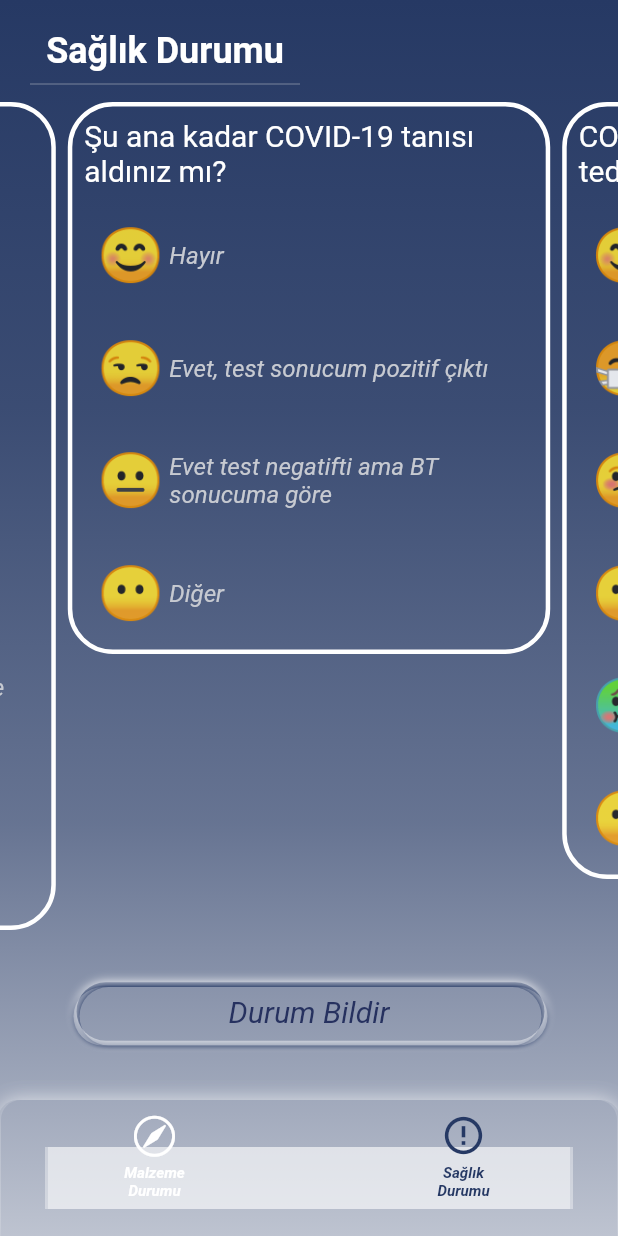
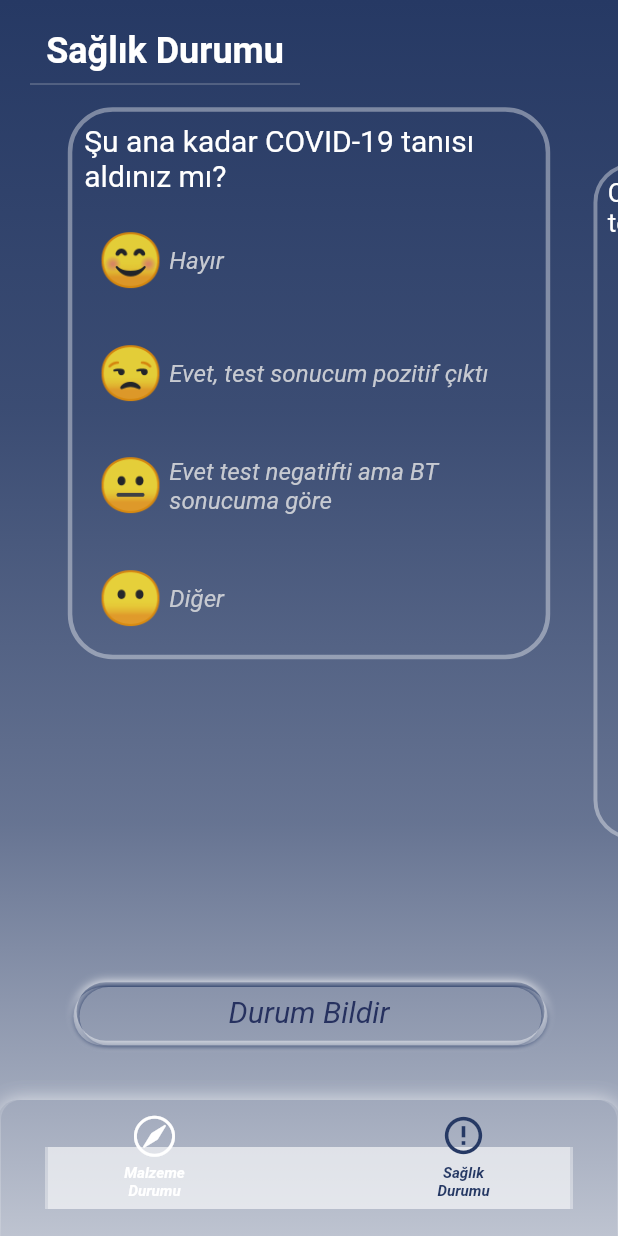
Before and after one commit to CrossPlatformers/pinemoji, a Flutter app: the screen it shows after launch, swiped to page 2, on a phone screen of 412 x 824 dp. Run offline on Flutter 3.47's test engine with Material 2 defaults, Android fonts, the light colour scheme and no system bars; drawn by our look-alikes of carousel_slider; our stand-ins replace device_preview.

Commit message:
Survey page second commit

```diff
--- a/lib/widget-controllers/health-widget-controller.dart
+++ b/lib/widget-controllers/health-widget-controller.dart
@@ -16,12 +16,18 @@ class _HealthWidgetControllerState extends State<HealthWidgetController> {
     return Column(
         mainAxisAlignment: MainAxisAlignment.center,
         crossAxisAlignment: CrossAxisAlignment.center,
-        children: widget.healthStatusModelList.map((healthModelWidget) {
+        children: answerList(widget.healthStatusModelList),
+        );
+  }
+
+
+List<Widget> answerList(List<HealthStatusModel> healthStatusModelList ){
+List<Widget> widgetList = healthStatusModelList.map((healthModelWidget) {
           return Padding(
             padding: const EdgeInsets.all(0),
             child: GestureDetector(
               onTap: () {
-                for (var current in widget.healthStatusModelList)
+                for (var current in healthStatusModelList)
                   current.isActive = false;
                 setState(() {
                   healthModelWidget.isActive = true;
@@ -32,6 +38,7 @@ class _HealthWidgetControllerState extends State<HealthWidgetController> {
               ),
             ),
           );
-        }).toList());
-  }
+        }).toList();
+        return widgetList;
 }
+}
--- a/lib/widgets/health-widget.dart
+++ b/lib/widgets/health-widget.dart
@@ -1,11 +1,15 @@
 import 'package:flutter/material.dart';
 
 class HealthStatusModel {
-  final String emoji;
-  final String text;
+  String emoji;
+  String text;
+  bool isOther = false;
   bool isActive = false;
-
-  HealthStatusModel({this.emoji, this.text});
+  HealthStatusModel(String emoji, String text, {bool isOther = false}) {
+    this.emoji = emoji;
+    this.text = text;
+    this.isOther = isOther;
+  }
 }
 
 class HealthStatusContent extends StatelessWidget {
@@ -16,12 +20,16 @@ class HealthStatusContent extends StatelessWidget {
   @override
   Widget build(BuildContext context) {
     final size = MediaQuery.of(context).size;
-    return Container(
+    return Column(
+      children: <Widget>[
+        Container(
           decoration: BoxDecoration(
             borderRadius: BorderRadius.circular(30),
             border: Border.all(
               width: 3,
-          color: healthStatusModel.isActive ? Color(0xFFF93963) : Colors.transparent,
+              color: healthStatusModel.isActive
+                  ? Color(0xFFF93963)
+                  : Colors.transparent,
             ),
           ),
           width: size.width,
@@ -41,7 +49,7 @@ class HealthStatusContent extends StatelessWidget {
                 ),
                 Flexible(
                   child: Padding(
-                padding: const EdgeInsets.fromLTRB(4.0,0,4.0,0),
+                    padding: const EdgeInsets.fromLTRB(4.0, 0, 4.0, 0),
                     child: Text(
                       healthStatusModel.text,
                       textAlign: TextAlign.left,
@@ -56,6 +64,41 @@ class HealthStatusContent extends StatelessWidget {
               ],
             ),
           ),
+        ),
+        Visibility(
+          child: Container(
+            decoration: BoxDecoration(
+              borderRadius: BorderRadius.circular(30),
+              border: Border.all(
+                width: 3,
+                color: Colors.white38,
+              ),
+            ),
+            width: size.width,
+            margin: EdgeInsets.all(10),
+            child: Padding(
+              padding: const EdgeInsets.all(4.0),
+              child: TextField(
+                style: TextStyle(
+                  fontSize: 16,
+                  fontStyle: FontStyle.italic,
+                  color: Color(0xFFC7CAD1),
+                ),
+                decoration: InputDecoration(
+                  border: InputBorder.none,
+                  hintText: "Lütfen yazınız...",
+                  hintStyle: TextStyle(
+                    fontSize: 16,
+                    fontStyle: FontStyle.italic,
+                    color: Color(0xFFC7CAD1),
+                  ),
+                ),
+              ),
+            ),
+          ),
+          visible: healthStatusModel.isOther && healthStatusModel.isActive,
+        )
+      ],
     );
   }
 }
--- a/lib/widgets/vertical-slider.dart
+++ b/lib/widgets/vertical-slider.dart
@@ -10,9 +10,12 @@ class VerticalSlider extends StatelessWidget {
     final size = MediaQuery.of(context).size;
     return Expanded(
       child: CarouselSlider(
-        carouselController: CarouselController()
-        ,
-        options: CarouselOptions(height: size.height),
+        carouselController: CarouselController(),
+        options: CarouselOptions(
+          height: size.height - 240,
+          enableInfiniteScroll: false,
+          enlargeCenterPage: true,
+        ),
         items: [
           Padding(
             padding: const EdgeInsets.all(4.0),
@@ -22,7 +25,7 @@ class VerticalSlider extends StatelessWidget {
                   borderRadius: BorderRadius.circular(30),
                   border: Border.all(
                     width: 3,
-                    color: Colors.white,
+                    color: Colors.white38,
                   ),
                 ),
                 child: Column(
@@ -34,30 +37,28 @@ class VerticalSlider extends StatelessWidget {
                       padding: const EdgeInsets.all(8.0),
                       child: Text(
                         "Şu ana kadar COVID-19 tanısı aldınız mı?",
-                        style: TextStyle(
-                          color: Colors.white,
-                          fontSize: 20,
-                        ),
+                        style: TextStyle(color: Colors.white, fontSize: 20),
                       ),
                     ),
                     SingleChildScrollView(
                       child: HealthWidgetController(
                         healthStatusModelList: [
                           HealthStatusModel(
-                            emoji: "😊",
-                            text: "Hayır",
+                            "😊",
+                            "Hayır",
                           ),
                           HealthStatusModel(
-                            emoji: "😒",
-                            text: "Evet, test sonucum pozitif çıktı",
+                            "😒",
+                            "Evet, test sonucum pozitif çıktı",
                           ),
                           HealthStatusModel(
-                            emoji: "😐",
-                            text: "Evet test negatifti ama BT sonucuma göre",
+                            "😐",
+                            "Evet test negatifti ama BT sonucuma göre",
                           ),
                           HealthStatusModel(
-                            emoji: "😶",
-                            text: "Diğer",
+                            "😶",
+                            "Diğer",
+                            isOther:true,
                           ),
                         ],
                       ),
@@ -75,7 +76,7 @@ class VerticalSlider extends StatelessWidget {
                   borderRadius: BorderRadius.circular(30),
                   border: Border.all(
                     width: 3,
-                    color: Colors.white,
+                    color: Colors.white38,
                   ),
                 ),
                 child: Column(
@@ -97,28 +98,29 @@ class VerticalSlider extends StatelessWidget {
                       child: HealthWidgetController(
                         healthStatusModelList: [
                           HealthStatusModel(
-                            emoji: "😊",
-                            text: "Tanı almadım",
+                            "😊",
+                            "Tanı almadım",
                           ),
                           HealthStatusModel(
-                            emoji: "😷",
-                            text: "Hastalığı evde ilaç alarak geçirdim",
+                            "😷",
+                            "Hastalığı evde ilaç alarak geçirdim",
                           ),
                           HealthStatusModel(
-                            emoji: "🤒",
-                            text: "Serviste yatarak tedavi gördüm",
+                            "🤒",
+                            "Serviste yatarak tedavi gördüm",
                           ),
                           HealthStatusModel(
-                            emoji: "😶",
-                            text: "Yoğun bakımda yatarak tedavi gördüm",
+                            "😶",
+                            "Yoğun bakımda yatarak tedavi gördüm",
                           ),
                           HealthStatusModel(
-                            emoji: "🤢",
-                            text: "Entübe edildim",
+                            "🤢",
+                            "Entübe edildim",
                           ),
                           HealthStatusModel(
-                            emoji: "😶",
-                            text: "Diğer",
+                            "😶",
+                            "Diğer",
+                            isOther: true,
                           ),
                         ],
                       ),
@@ -136,7 +138,7 @@ class VerticalSlider extends StatelessWidget {
                   borderRadius: BorderRadius.circular(30),
                   border: Border.all(
                     width: 3,
-                    color: Colors.white,
+                    color: Colors.white38,
                   ),
                 ),
                 child: Column(
@@ -158,20 +160,20 @@ class VerticalSlider extends StatelessWidget {
                       child: HealthWidgetController(
                         healthStatusModelList: [
                           HealthStatusModel(
-                            emoji: "😊",
-                            text: "Hayır",
+                            "😊",
+                            "Hayır",
                           ),
                           HealthStatusModel(
-                            emoji: "😐",
-                            text: "Evet düşük riskli",
+                            "😐",
+                            "Evet düşük riskli",
                           ),
                           HealthStatusModel(
-                            emoji: "🙁",
-                            text: "Evet orta riskli",
+                            "🙁",
+                            "Evet orta riskli",
                           ),
                           HealthStatusModel(
-                            emoji: "😰",
-                            text: "Evet yüksek riskli",
+                            "😰",
+                            "Evet yüksek riskli",
                           ),
                         ],
                       ),
@@ -189,7 +191,7 @@ class VerticalSlider extends StatelessWidget {
                   borderRadius: BorderRadius.circular(30),
                   border: Border.all(
                     width: 3,
-                    color: Colors.white,
+                    color: Colors.white38,
                   ),
                 ),
                 child: Column(
@@ -211,28 +213,25 @@ class VerticalSlider extends StatelessWidget {
                       child: HealthWidgetController(
                         healthStatusModelList: [
                           HealthStatusModel(
-                            emoji: "😊",
-                            text:
-                                "Hayır, protokol uygulanmadı ve çalışmaya zorlandım",
+                            "😓",
+                            "Hayır, protokol uygulanmadı ve çalışmaya zorlandım",
                           ),
                           HealthStatusModel(
-                            emoji: "😷",
-                            text:
-                                "Evet, yüksek riskliydim hidroksiklorin tedavisiyle beş gün istirahat sonrasında testim negatif çıktı işe başladım",
+                             "🤢",
+                            "Evet, yüksek riskliydim hidroksiklorin tedavisiyle beş gün istirahat sonrasında testim negatif çıktı işe başladım",
                           ),
                           HealthStatusModel(
-                            emoji: "🤒",
-                            text:
-                                "Evet orta riskliydim maskeyle çalıştım ve beş gün sonra test yapıldı",
+                            "😷",
+                            "Evet orta riskliydim maskeyle çalıştım ve beş gün sonra test yapıldı",
                           ),
                           HealthStatusModel(
-                            emoji: "😶",
-                            text:
-                                "Evet düşük riskliydim, maske ile çalıştım, semptom takibim yapıldı ve yedinci günde test yapıldı",
+                            "😷",
+                            "Evet düşük riskliydim, maske ile çalıştım, semptom takibim yapıldı ve yedinci günde test yapıldı",
                           ),
                           HealthStatusModel(
-                            emoji: "😶",
-                            text: "Diğer",
+                            "😶",
+                            "Diğer",
+                            isOther : true,
                           ),
                         ],
                       ),
```
Lines whose indentation alone changed are shown as unchanged.
